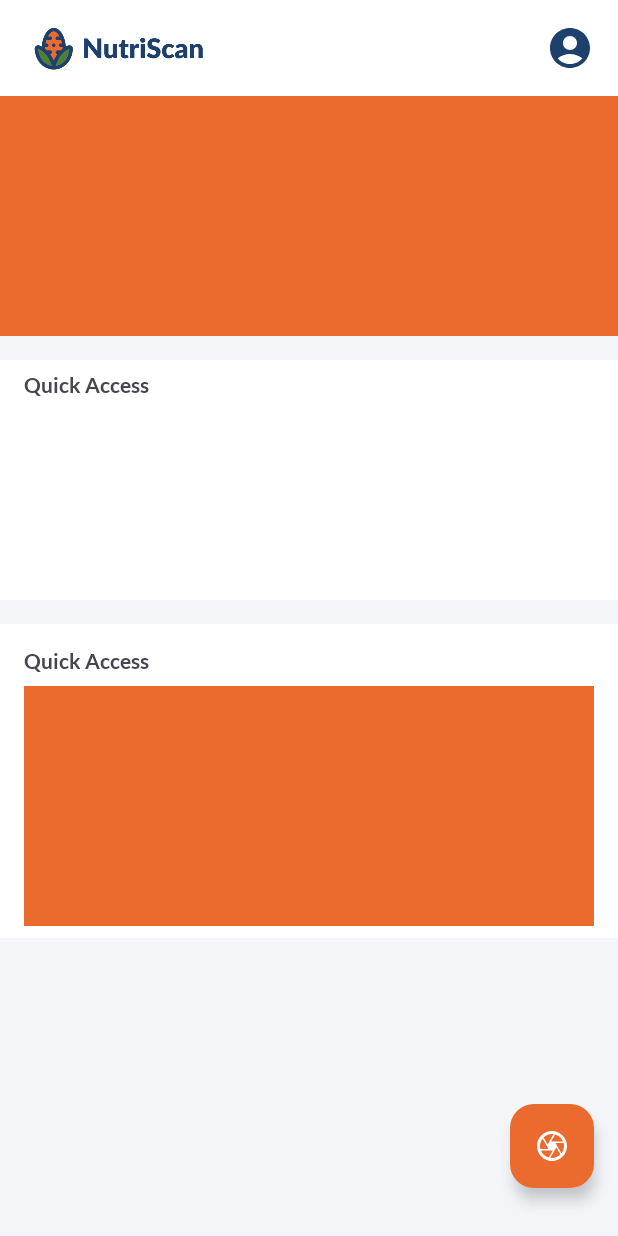
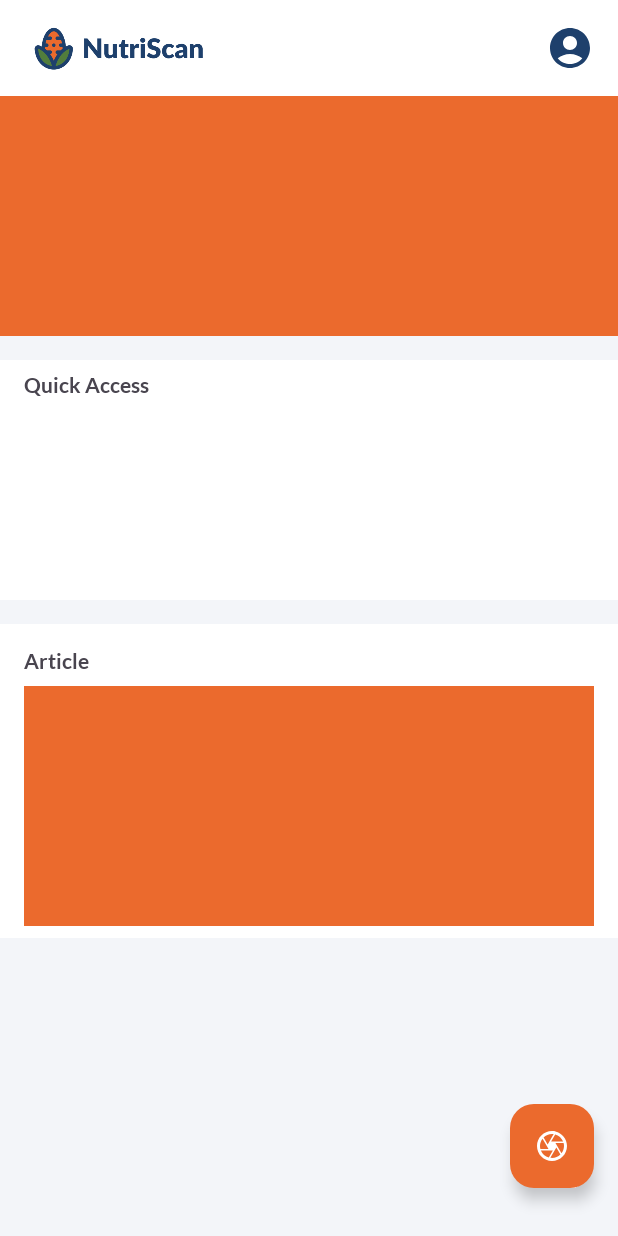
Before and after one commit to C23-PS106/NutriScan, an Android app: the MainActivity screen opened directly, with no data from a screen before it, on a phone screen of 412 x 824 dp. Run offline under Robolectric (Android 15) with nearby library versions, the phone set to English and light mode, and no system bars; libraries missing offline, so code that uses them is left out: org.tensorflow.lite; 13 statements that could not run were skipped.

```diff
--- a/NutriScan/app/src/main/res/layout/activity_main.xml
+++ b/NutriScan/app/src/main/res/layout/activity_main.xml
@@ -69,7 +69,7 @@
             android:layout_marginEnd="0dp"
             android:layout_marginBottom="8dp"
             android:fontFamily="@font/lato_bold"
-            android:text="Quick Access"
+            android:text="Article"
             app:layout_constraintEnd_toEndOf="parent"
             app:layout_constraintHorizontal_bias="0.0"
             app:layout_constraintStart_toStartOf="parent"
```
